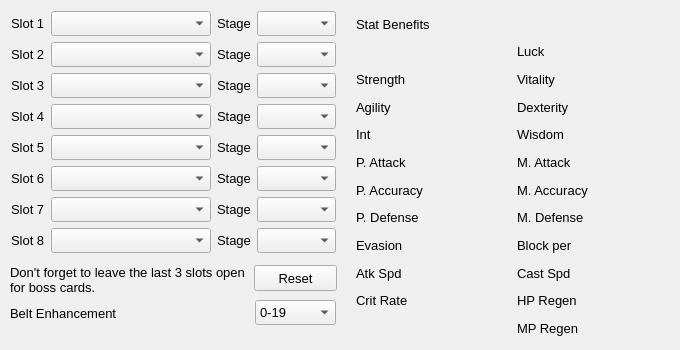
The window that src/gui/mainwindow.ui (MrSquigy/rappelz-belt-builder) describes before a commit, drawn with Qt 5.
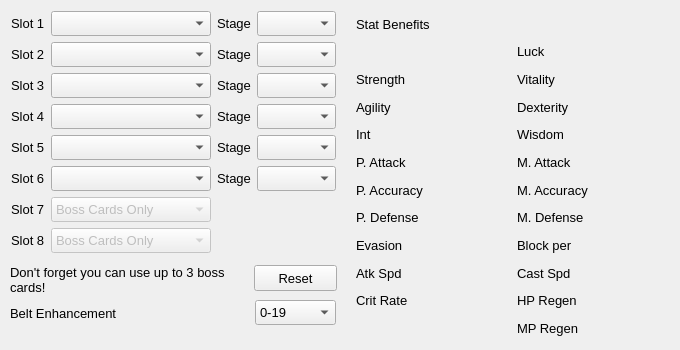
The same window after the commit.

Commit message: Slots 7 & 8 cannot have pets

The edit to the form file:
```diff
--- a/src/gui/mainwindow.ui
+++ b/src/gui/mainwindow.ui
@@ -41,7 +41,7 @@
      </font>
     </property>
     <property name="text">
-     <string>Don't forget to leave the last 3 slots open for boss cards.</string>
+     <string>Don't forget you can use up to 3 boss cards!</string>
     </property>
     <property name="alignment">
      <set>Qt::AlignLeading|Qt::AlignLeft|Qt::AlignTop</set>
@@ -287,6 +287,9 @@
        </item>
        <item row="6" column="1">
         <widget class="QComboBox" name="cbxSlot7">
+         <property name="enabled">
+          <bool>false</bool>
+         </property>
          <property name="minimumSize">
           <size>
            <width>0</width>
@@ -300,6 +303,11 @@
            <stylestrategy>PreferDefault</stylestrategy>
           </font>
          </property>
+         <item>
+          <property name="text">
+           <string>Boss Cards Only</string>
+          </property>
+         </item>
         </widget>
        </item>
        <item row="7" column="0">
@@ -318,6 +326,9 @@
        </item>
        <item row="7" column="1">
         <widget class="QComboBox" name="cbxSlot8">
+         <property name="enabled">
+          <bool>false</bool>
+         </property>
          <property name="minimumSize">
           <size>
            <width>0</width>
@@ -331,6 +342,11 @@
            <stylestrategy>PreferDefault</stylestrategy>
           </font>
          </property>
+         <item>
+          <property name="text">
+           <string>Boss Cards Only</string>
+          </property>
+         </item>
         </widget>
        </item>
       </layout>
@@ -547,76 +563,6 @@
          </property>
         </widget>
        </item>
-       <item row="6" column="0">
-        <widget class="QLabel" name="lblStage7">
-         <property name="font">
-          <font>
-           <family>Leelawadee UI</family>
-           <pointsize>10</pointsize>
-           <weight>50</weight>
-           <bold>false</bold>
-           <stylestrategy>PreferDefault</stylestrategy>
-          </font>
-         </property>
-         <property name="text">
-          <string>Stage</string>
-         </property>
-        </widget>
-       </item>
-       <item row="6" column="1">
-        <widget class="QComboBox" name="cbxStage7">
-         <property name="minimumSize">
-          <size>
-           <width>0</width>
-           <height>25</height>
-          </size>
-         </property>
-         <property name="font">
-          <font>
-           <family>Leelawadee UI</family>
-           <pointsize>10</pointsize>
-           <weight>50</weight>
-           <bold>false</bold>
-           <stylestrategy>PreferDefault</stylestrategy>
-          </font>
-         </property>
-        </widget>
-       </item>
-       <item row="7" column="0">
-        <widget class="QLabel" name="lblStage8">
-         <property name="font">
-          <font>
-           <family>Leelawadee UI</family>
-           <pointsize>10</pointsize>
-           <weight>50</weight>
-           <bold>false</bold>
-           <stylestrategy>PreferDefault</stylestrategy>
-          </font>
-         </property>
-         <property name="text">
-          <string>Stage</string>
-         </property>
-        </widget>
-       </item>
-       <item row="7" column="1">
-        <widget class="QComboBox" name="cbxStage8">
-         <property name="minimumSize">
-          <size>
-           <width>0</width>
-           <height>25</height>
-          </size>
-         </property>
-         <property name="font">
-          <font>
-           <family>Leelawadee UI</family>
-           <pointsize>10</pointsize>
-           <weight>50</weight>
-           <bold>false</bold>
-           <stylestrategy>PreferDefault</stylestrategy>
-          </font>
-         </property>
-        </widget>
-       </item>
       </layout>
      </item>
     </layout>
```
Left out of the diff: 2 changed lines with no effect on the pictures. The commit also changes 2 other files.
